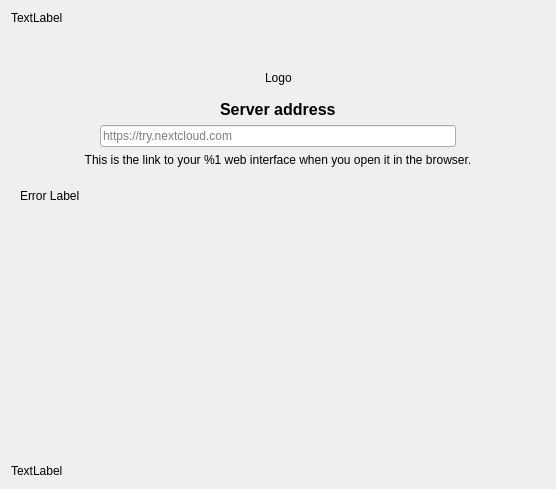
arifulislamat/nextcloud-desktop-sync, file src/gui/wizard/owncloudsetupnocredspage.ui: the form before one commit.
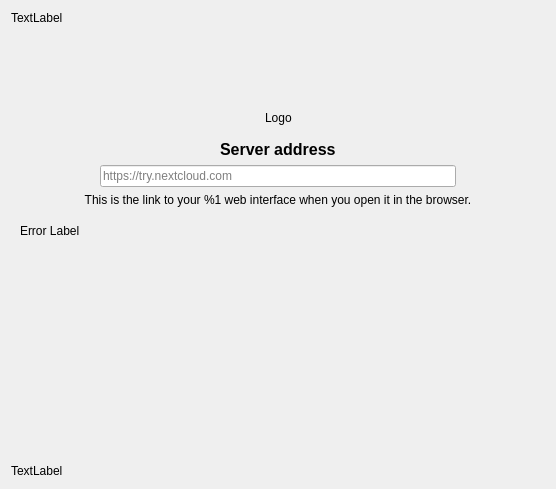
The form after the commit. Custom widgets are drawn as their Qt base class.

```diff
--- a/src/gui/wizard/owncloudsetupnocredspage.ui
+++ b/src/gui/wizard/owncloudsetupnocredspage.ui
@@ -44,7 +44,7 @@
      <property name="sizeHint" stdset="0">
       <size>
        <width>20</width>
-       <height>40</height>
+       <height>80</height>
       </size>
      </property>
     </spacer>
```
